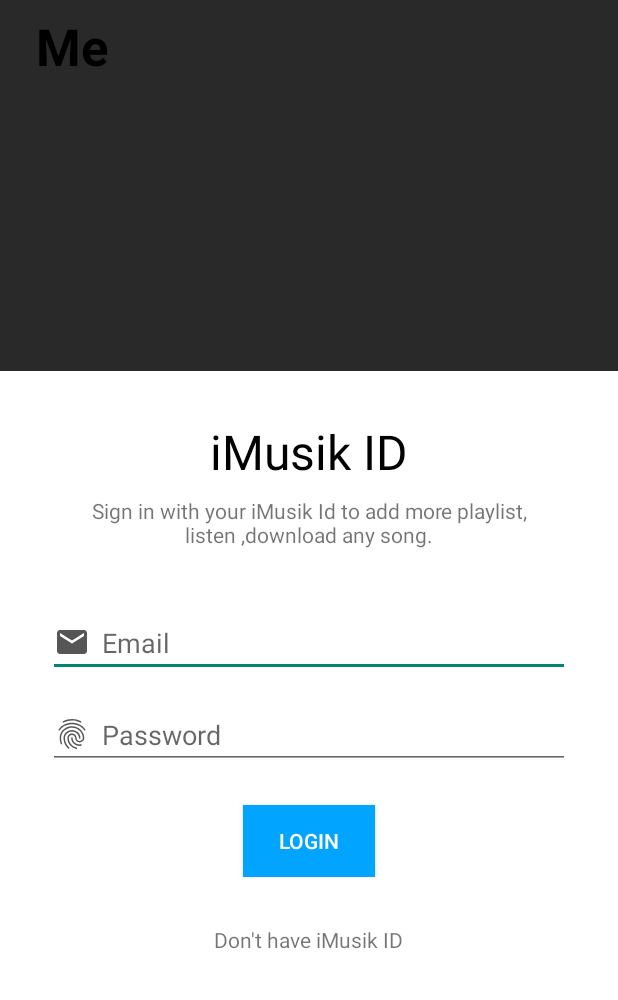
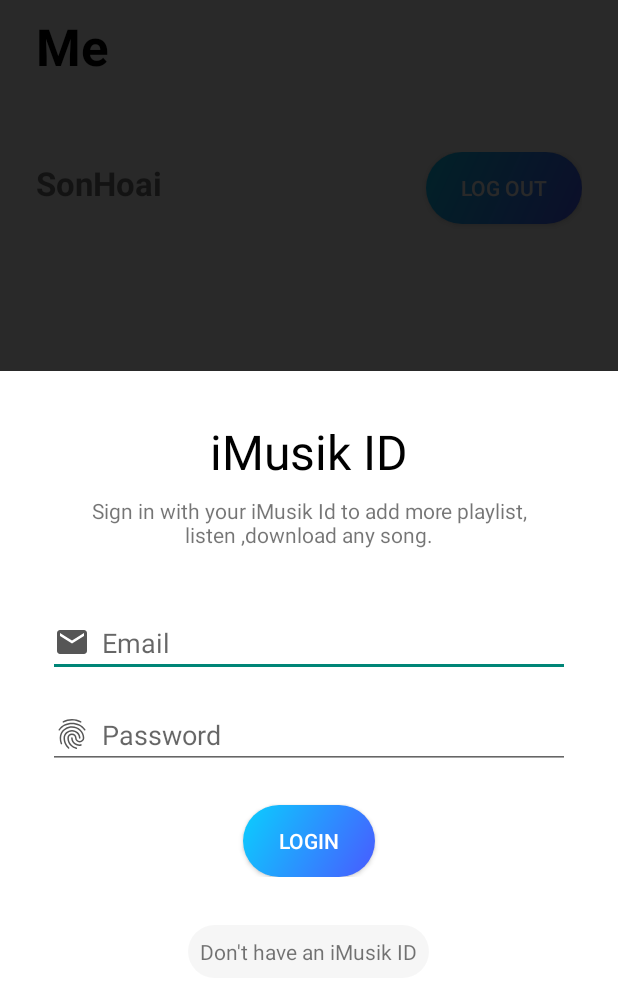
Before and after one commit to sonhoai27/imusik, an Android app: the fragment LoginFragmentDialog placed in its activity, item 3 of the bottom bar chosen, on a phone screen of 412 x 824 dp. Shown: the top 1000 px of the screen. Run offline under Robolectric (Android 15) with nearby library versions, the phone set to English and light mode, and no system bars; our stand-ins replace Picasso; pictures from the network do not load.

Commit message:
fix login

```diff
--- a/app/src/main/java/com/sonhoai/sonho/imusik/Fragments/LoginFragmentDialog.java
+++ b/app/src/main/java/com/sonhoai/sonho/imusik/Fragments/LoginFragmentDialog.java
@@ -19,6 +19,7 @@ import android.view.WindowManager;
 import android.widget.Button;
 import android.widget.EditText;
 import android.widget.FrameLayout;
+import android.widget.TextView;
 import android.widget.Toast;
 
 import com.sonhoai.sonho.imusik.API.Get;
@@ -34,7 +35,8 @@ import java.util.HashMap;
 
 public class LoginFragmentDialog extends DialogFragment {
     private static LoginFragmentDialog loginFragmentDialog = null;
-    private Button btnLogin;
+    private Button btnLogin, btnRegister;
+    private TextView btnShowRegister, btnShowLogin;
     private EditText edtEmail, edtPass;
 
     public LoginFragmentDialog() {
@@ -69,6 +71,9 @@ public class LoginFragmentDialog extends DialogFragment {
         btnLogin = view.findViewById(R.id.btnLogin);
         edtEmail = view.findViewById(R.id.userEmail);
         edtPass = view.findViewById(R.id.userPass);
+        btnShowRegister = view.findViewById(R.id.btnShowRegister);
+        btnShowLogin = view.findViewById(R.id.btnShowLogin);
+        btnRegister = view.findViewById(R.id.btnRegister);
 
 
         //init fun
@@ -97,6 +102,28 @@ public class LoginFragmentDialog extends DialogFragment {
 
     private void initFun(){
         actionLogin();
+        showRegister();
+    }
+
+    private void showRegister(){
+        btnShowRegister.setOnClickListener(new View.OnClickListener() {
+            @Override
+            public void onClick(View v) {
+                btnLogin.setVisibility(View.GONE);
+                btnShowLogin.setVisibility(View.VISIBLE);
+                btnRegister.setVisibility(View.VISIBLE);
+                btnShowRegister.setVisibility(View.GONE);
+            }
+        });
+        btnShowLogin.setOnClickListener(new View.OnClickListener() {
+            @Override
+            public void onClick(View v) {
+                btnRegister.setVisibility(View.GONE);
+                btnShowRegister.setVisibility(View.VISIBLE);
+                btnShowLogin.setVisibility(View.GONE);
+                btnLogin.setVisibility(View.VISIBLE);
+            }
+        });
     }
 
     private void actionLogin(){
--- a/app/src/main/java/com/sonhoai/sonho/imusik/Fragments/MeFragment.java
+++ b/app/src/main/java/com/sonhoai/sonho/imusik/Fragments/MeFragment.java
@@ -1,46 +1,73 @@
 package com.sonhoai.sonho.imusik.Fragments;
 
 
+import android.content.Context;
+import android.content.Intent;
 import android.os.Bundle;
 import android.support.v4.app.Fragment;
 import android.view.LayoutInflater;
 import android.view.View;
 import android.view.ViewGroup;
+import android.widget.Button;
+import android.widget.Toast;
 
 import com.sonhoai.sonho.imusik.R;
+import com.sonhoai.sonho.imusik.Util.SharedPreferencesHelper;
 
-/**
- * A simple {@link Fragment} subclass.
- * Use the {@link MeFragment#newInstance} factory method to
- * create an instance of this fragment.
- */
 public class MeFragment extends Fragment {
+    private Button btnLogout, btnChangePass;
     public MeFragment() {
 
     }
     public static MeFragment newInstance() {
         MeFragment fragment = new MeFragment();
-//        Bundle args = new Bundle();
-//        args.putString(ARG_PARAM1, param1);
-//        args.putString(ARG_PARAM2, param2);
-//        fragment.setArguments(args);
         return fragment;
     }
 
     @Override
     public void onCreate(Bundle savedInstanceState) {
         super.onCreate(savedInstanceState);
-//        if (getArguments() != null) {
-//            mParam1 = getArguments().getString(ARG_PARAM1);
-//            mParam2 = getArguments().getString(ARG_PARAM2);
-//        }
     }
 
     @Override
     public View onCreateView(LayoutInflater inflater, ViewGroup container,
                              Bundle savedInstanceState) {
-
-        return inflater.inflate(R.layout.fragment_me, container, false);
+        View view = inflater.inflate(R.layout.fragment_me, container, false);
+        init(view);
+        return view;
     }
 
+    private void init(View view){
+        btnChangePass = view.findViewById(R.id.btnChangePass);
+        btnLogout = view.findViewById(R.id.btnLogout);
+
+        restartApp();
+    }
+
+    private void restartApp(){
+        btnLogout.setOnClickListener(new View.OnClickListener() {
+            @Override
+            public void onClick(View v) {
+                SharedPreferencesHelper.getInstance(
+                        getContext()).setSharePre(
+                        "USERINFO",
+                        Context.MODE_PRIVATE,
+                        "tokenUser",
+                        ""
+                );
+                SharedPreferencesHelper.getInstance(
+                        getContext()).setSharePre(
+                        "USERINFO",
+                        Context.MODE_PRIVATE,
+                        "idUser",
+                        ""
+                );
+                Intent i = getActivity().getBaseContext().getPackageManager()
+                        .getLaunchIntentForPackage( getActivity().getBaseContext().getPackageName() );
+                i.addFlags(Intent.FLAG_ACTIVITY_CLEAR_TOP);
+                startActivity(i);
+                Toast.makeText(getContext(), "Log Out Ok.", Toast.LENGTH_SHORT).show();
+            }
+        });
+    }
 }
--- a/app/src/main/res/layout/fragment_login.xml
+++ b/app/src/main/res/layout/fragment_login.xml
@@ -52,12 +52,23 @@
             android:layout_height="wrap_content" />
         <Button
             android:textColor="@color/colorWhite"
-            android:background="@color/colorPrimary"
+            android:background="@drawable/gradient_4"
             android:layout_marginTop="16dp"
             android:layout_gravity="center"
             android:gravity="center"
             android:text="Login"
             android:id="@+id/btnLogin"
+            android:layout_width="wrap_content"
+            android:layout_height="wrap_content" />
+        <Button
+            android:visibility="gone"
+            android:textColor="@color/colorWhite"
+            android:background="@drawable/gradient_4"
+            android:layout_marginTop="16dp"
+            android:layout_gravity="center"
+            android:gravity="center"
+            android:text="Register"
+            android:id="@+id/btnRegister"
             android:layout_width="wrap_content"
             android:layout_height="wrap_content" />
     </LinearLayout>
@@ -67,8 +78,20 @@
         android:layout_width="match_parent"
         android:layout_height="wrap_content">
         <TextView
-            android:text="Don't have iMusik ID"
-            android:id="@+id/btnRegister"
+            android:background="@drawable/ripple_bg_song_ls"
+            android:clickable="true"
+            android:padding="8dp"
+            android:text="Don't have an iMusik ID"
+            android:id="@+id/btnShowRegister"
+            android:layout_width="wrap_content"
+            android:layout_height="match_parent" />
+        <TextView
+            android:visibility="gone"
+            android:background="@drawable/ripple_bg_song_ls"
+            android:clickable="true"
+            android:padding="8dp"
+            android:text="Have an iMusik ID"
+            android:id="@+id/btnShowLogin"
             android:layout_width="wrap_content"
             android:layout_height="match_parent" />
     </LinearLayout>
--- a/app/src/main/res/layout/fragment_me.xml
+++ b/app/src/main/res/layout/fragment_me.xml
@@ -20,4 +20,46 @@
         tools:ignore="MissingPrefix"
         android:layout_width="match_parent"
         android:layout_height="wrap_content" />
+    <LinearLayout
+        android:orientation="vertical"
+        android:layout_margin="16dp"
+        android:layout_width="match_parent"
+        android:layout_height="match_parent">
+        <LinearLayout
+            android:layout_weight="1"
+            android:orientation="horizontal"
+            android:layout_width="match_parent"
+            android:layout_height="wrap_content">
+            <TextView
+                android:layout_marginRight="16dp"
+                android:textStyle="bold"
+                android:layout_weight="10"
+                android:text="SonHoai"
+                android:textSize="22dp"
+                android:layout_width="wrap_content"
+                android:layout_height="wrap_content" />
+            <Button
+                android:id="@+id/btnLogout"
+                android:layout_weight="1"
+                android:textColor="@color/colorWhite"
+                android:background="@drawable/gradient_4"
+                android:text="Log out"
+                android:layout_width="wrap_content"
+                android:layout_height="wrap_content" />
+        </LinearLayout>
+        <LinearLayout
+            android:layout_marginTop="32dp"
+            android:orientation="horizontal"
+            android:layout_width="match_parent"
+            android:layout_height="wrap_content">
+            <Button
+                android:id="@+id/btnChangePass"
+                android:layout_weight="1"
+                android:textColor="@color/colorWhite"
+                android:background="@drawable/gradient_5"
+                android:text="Change your password"
+                android:layout_width="wrap_content"
+                android:layout_height="wrap_content" />
+        </LinearLayout>
+    </LinearLayout>
 </LinearLayout>
```
Also changed, not shown: app/src/main/java/com/sonhoai/sonho/imusik/Adapters/SongAdapter.java (+22 -6 lines).
